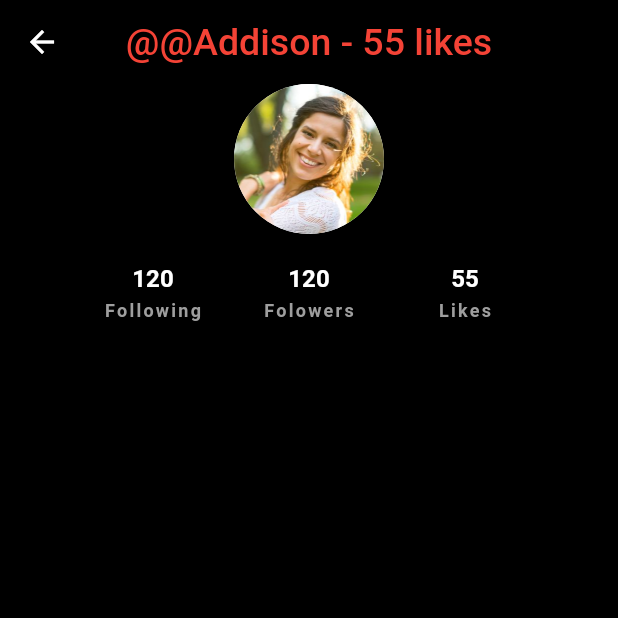
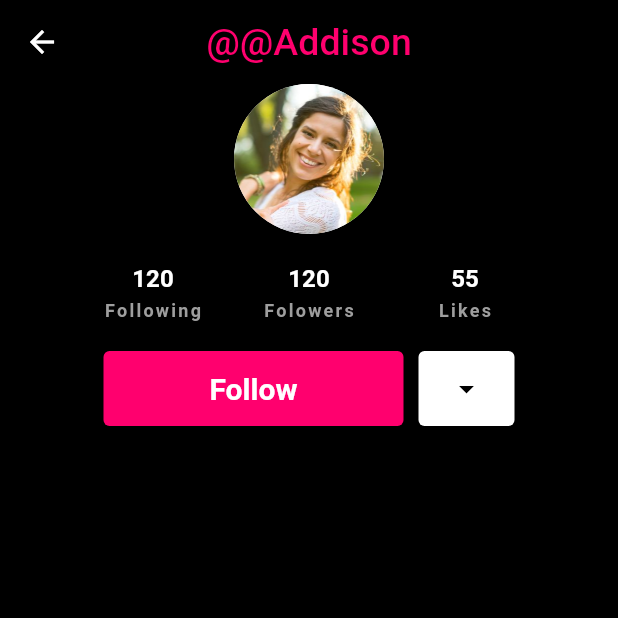
Before and after one commit to TarkanKara/Social_Media_App_UI, a Flutter app: the ProfileScreen screen opened by its route, on a phone screen of 412 x 824 dp, the top half of it. Run offline on Flutter 3.47's test engine with Material 2 defaults, Android fonts, the phone set to English and light mode, and no system bars; our stand-ins replace video_player, visibility_detector.

Commit message:
Update Users Info

```diff
--- a/lib/screen/profile_screen.dart
+++ b/lib/screen/profile_screen.dart
@@ -30,16 +30,18 @@ class ProfileScreen extends StatelessWidget {
         backgroundColor: Colors.transparent,
         elevation: 0,
         title: Text(
-          "@@${userss.username} - ${userss.likes} likes",
+          "@@${userss.username}",
           style: Theme.of(context).textTheme.titleLarge!.copyWith(
-                color: Colors.red,
+                color: const Color(0xFFFF006E),
                 fontSize: 25,
               ),
         ),
       ),
       body: SingleChildScrollView(
         child: Column(
-          children: [_ProfileInformation(users: userss)],
+          children: [
+            _ProfileInformation(users: userss),
+          ],
         ),
       ),
     );
@@ -70,6 +72,39 @@ class _ProfileInformation extends StatelessWidget {
             ],
           ),
         ),
+        const SizedBox(height: 20),
+        Row(
+          mainAxisAlignment: MainAxisAlignment.center,
+          children: [
+            ElevatedButton(
+              onPressed: () {},
+              style: ElevatedButton.styleFrom(
+                backgroundColor: const Color(0xFFFF006E),
+                fixedSize: const Size(200, 50),
+              ),
+              child: Text(
+                "Follow",
+                style: Theme.of(context).textTheme.bodyLarge!.copyWith(
+                      fontWeight: FontWeight.bold,
+                      color: Colors.white,
+                      fontSize: 20,
+                    ),
+              ),
+            ),
+            const SizedBox(width: 10),
+            ElevatedButton(
+              onPressed: () {},
+              style: ElevatedButton.styleFrom(
+                backgroundColor: Colors.white,
+                fixedSize: const Size(60, 50),
+              ),
+              child: const Icon(
+                Icons.arrow_drop_down,
+                color: Colors.black,
+              ),
+            ),
+          ],
+        ),
       ],
     );
   }
```
